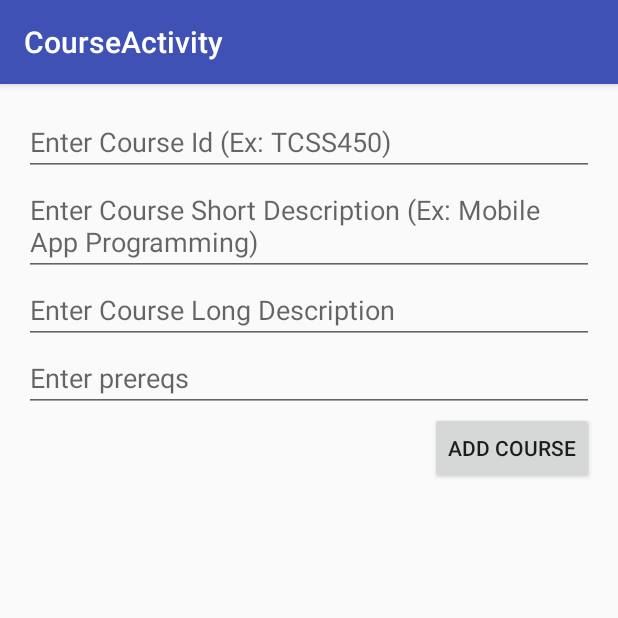
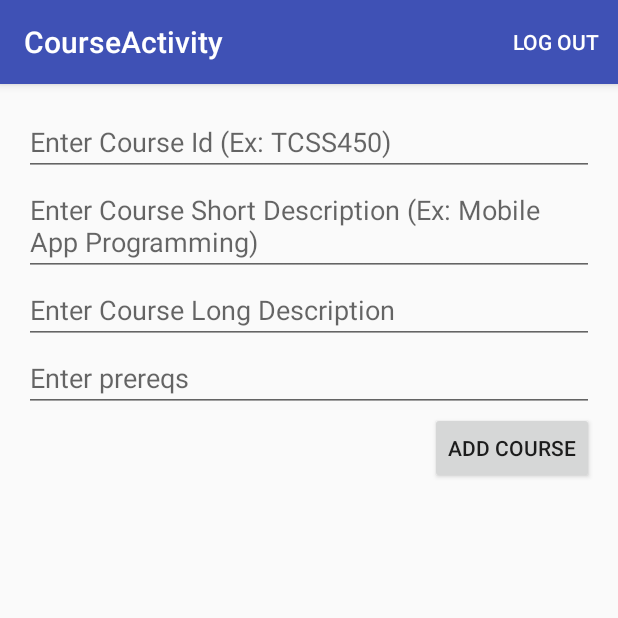
Before and after one commit to hectord-23/WebServicesLab, an Android app: the CourseActivity screen opened directly, with no data from a screen before it, after a tap on an icon or button, on a phone screen of 412 x 824 dp, the top half of it. Run offline under Robolectric (Android 15) with nearby library versions, the phone set to English and light mode, and no system bars.

Commit message:
Completed lab

```diff
--- /dev/null
+++ b/app/src/main/res/menu/menu_course_list.xml
@@ -0,0 +1,10 @@
+<?xml version="1.0" encoding="utf-8"?>
+<menu xmlns:android="http://schemas.android.com/apk/res/android"
+    xmlns:app="http://schemas.android.com/apk/res-auto">
+    <item
+        android:id="@+id/action_logout1"
+        android:orderInCategory="100"
+        android:title="@string/action_logout1"
+        app:showAsAction="ifRoom"/>
+
+</menu>
--- a/app/src/main/res/values/strings.xml
+++ b/app/src/main/res/values/strings.xml
@@ -13,5 +13,6 @@
     <string name="LOGIN_PREFS">edu.uw.tacoma.hectord.webservicelab.PREFS</string>
     <string name="LOGGEDIN">loggedin</string>
     <string name="LOGIN_FILE">edu.uw.tacoma.hectord.webservicelab.LOGIN_FILE</string>
+    <string name="action_logout1">Log Out</string>
 
 </resources>
```
Also changed, not shown: app/src/main/java/hectord/tacoma/uw/edu/webserviceslab/CourseActivity.java (+26 -0 lines), app/src/main/java/hectord/tacoma/uw/edu/webserviceslab/CourseListFragment.java (+13 -51 lines).
